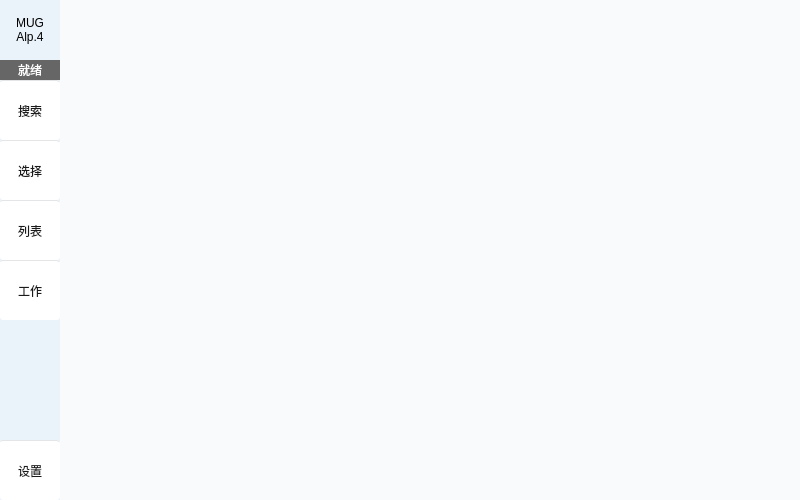
Above: MusicGocha/src/ui/RootWindow.ui from MucheXD/MusicGocha before the change. Below: the same form after it.
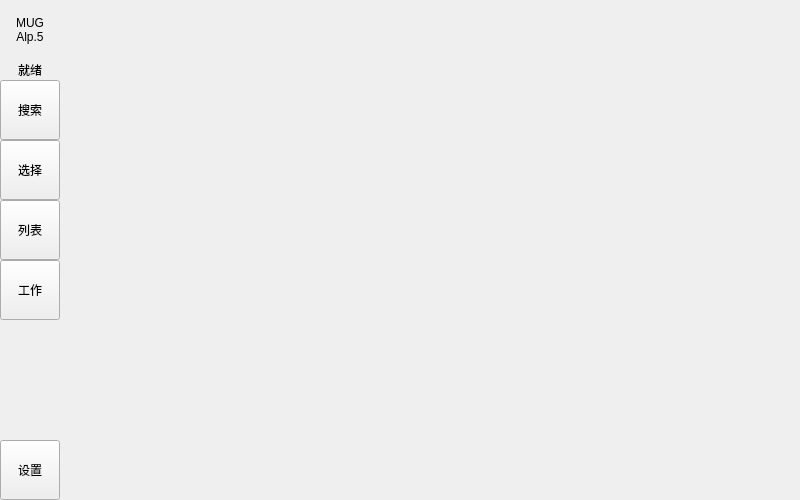
That is the form after the change. Icons and pictures are not drawn.

The edit to the form file:
```diff
--- a/MusicGocha/src/ui/RootWindow.ui
+++ b/MusicGocha/src/ui/RootWindow.ui
@@ -25,10 +25,6 @@
   <property name="windowTitle">
    <string>Form</string>
   </property>
-  <property name="styleSheet">
-   <string notr="true">background-color: hsl(210, 50%, 98%);
-font: 10pt &quot;Microsoft YaHei UI&quot;;</string>
-  </property>
   <layout class="QHBoxLayout" name="HL_rootDivide" stretch="1,0">
    <property name="spacing">
     <number>0</number>
@@ -69,54 +65,7 @@
       </size>
      </property>
      <property name="styleSheet">
-      <string notr="true">QWidget
-{
-	background-color: hsl(210, 60%, 95%);
-}
-QPushButton
-{
-	color: hsl(0, 0%, 10%);
-	font: 10pt &quot;微软雅黑&quot;;
-	border-style: solid;
-	border-width: 1px, 0px, 0px, 0px;
-	border-radius: 3px;
-	border-color: hsl(210, 5%, 90%);
-	border-right-color: hsl(210, 5%, 100%);
-	border-left-color: hsl(210, 5%, 100%);
-	background-color: hsl(210, 5%, 100%);
-}
-QPushButton:hover
-{
-	color: hsl(0, 0%, 5%);
-	background-color: hsl(210, 10%, 98%);
-}
-QPushButton:pressed
-{
-	color: hsl(0, 0%, 0%);
-	background-color: hsl(210, 15%, 95%);
-}
-QPushButton:checked
-{
-	color: #ffffff;
-	background-color: hsl(210, 100%, 40%);
-}
-QPushButton:checked:hover
-{
-	color: #ffffff;
-	background-color: hsl(210, 80%, 45%);
-}
-QPushButton:checked:pressed
-{
-	color: #ffffff;
-	background-color: hsl(210, 60%, 50%);
-}
-QPushButton:disabled
-{
-	color: hsl(210, 0%, 60%);
-	border-width: 0px;
-	/*border-color: hsl(210, 0%, 85%);*/
-	background-color: hsl(210, 0%, 95%);
-}</string>
+      <string notr="true"/>
      </property>
      <layout class="QVBoxLayout" name="VL_mainMenu">
       <property name="spacing">
@@ -162,7 +111,7 @@
          </size>
         </property>
         <property name="text">
-         <string>Alp.4</string>
+         <string>Alp.5</string>
         </property>
         <property name="alignment">
          <set>Qt::AlignHCenter|Qt::AlignTop</set>
@@ -177,29 +126,6 @@
           <height>20</height>
          </size>
         </property>
-        <property name="styleSheet">
-         <string notr="true">QLabel
-{
-	color: #ffffff;
-	background-color: hsl(0, 0%, 40%);
-}
-QLabel[status=&quot;ready&quot;]
-{
-	background-color: hsl(210, 100%, 40%);
-}
-QLabel[status=&quot;working&quot;]
-{
-	background-color: hsl(200, 100%, 40%);
-}
-QLabel[status=&quot;warning&quot;]
-{
-	background-color: hsl(50, 100%, 40%);
-}
-QLabel[status=&quot;fatal&quot;]
-{
-	background-color: hsl(0, 100%, 40%);
-}</string>
-        </property>
         <property name="text">
          <string>就绪</string>
         </property>
```
Left out of the diff: 246 changed lines with no effect on the pictures.
